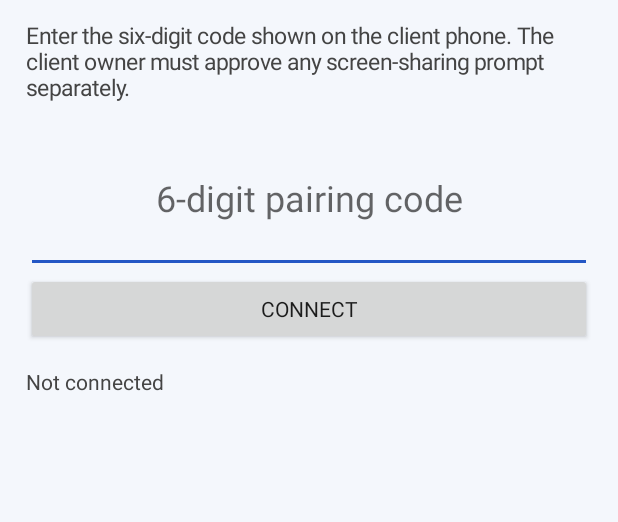
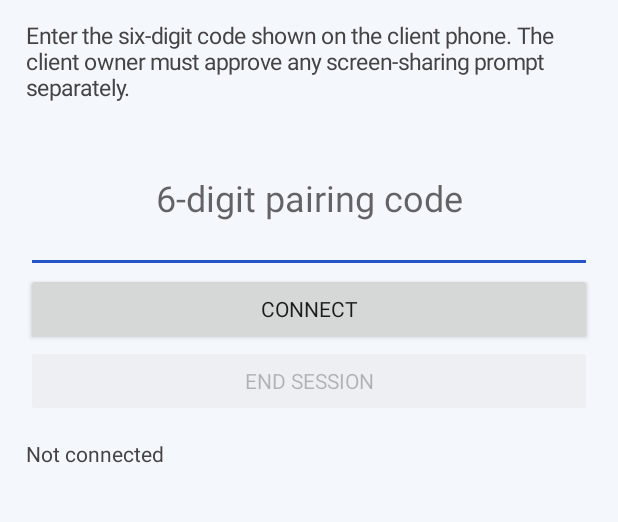
Before and after one commit to Sachinrajpooot/Reimbursement-Claim, an Android app: the PairingActivity screen opened directly, with no data from a screen before it, on a phone screen of 412 x 824 dp, the part 87-609 px from its top. Run offline under Robolectric (Android 15) with nearby library versions, the phone set to English and light mode, and no system bars.

Commit message:
Add admin end-session control

```diff
--- a/admin/src/main/java/com/reimbursement/admin/PairingActivity.java
+++ b/admin/src/main/java/com/reimbursement/admin/PairingActivity.java
@@ -13,6 +13,7 @@ public class PairingActivity extends Activity {
     private WebSocket socket;
     private TextView status;
     private EditText code;
+    private Button disconnect;
 
     @Override public void onCreate(Bundle b) {
         super.onCreate(b);
@@ -21,8 +22,10 @@ public class PairingActivity extends Activity {
         TextView info=new TextView(this);info.setText("Enter the six-digit code shown on the client phone. The client owner must approve any screen-sharing prompt separately.");info.setTextSize(15);info.setTextColor(Color.DKGRAY);info.setPadding(0,20,0,20);root.addView(info);
         code=new EditText(this);code.setHint("6-digit pairing code");code.setInputType(2);code.setGravity(Gravity.CENTER);code.setTextSize(24);root.addView(code,new LinearLayout.LayoutParams(-1,150));
         Button connect=new Button(this);connect.setText("CONNECT");root.addView(connect);
+        disconnect=new Button(this);disconnect.setText("END SESSION");disconnect.setEnabled(false);root.addView(disconnect);
         status=new TextView(this);status.setText("Not connected");status.setTextColor(Color.DKGRAY);status.setPadding(0,22,0,0);root.addView(status);
         connect.setOnClickListener(v->join());
+        disconnect.setOnClickListener(v->{ if(socket!=null){socket.send("{\"type\":\"end-session\"}");socket.close(1000,"Ended by admin");} status.setText("Session ended by admin.");disconnect.setEnabled(false); });
         setContentView(root);
     }
     private void join(){
@@ -33,12 +36,12 @@ public class PairingActivity extends Activity {
         socket=http.newWebSocket(req,new WebSocketListener(){
             @Override public void onOpen(WebSocket ws,Response response){socket=ws;ws.send("{\"type\":\"join-session\",\"code\":\""+pin+"\"}");}
             @Override public void onMessage(WebSocket ws,String text){runOnUiThread(()->{
-                if(text.contains("\"paired\""))status.setText("Paired successfully. Live screen viewing is not implemented yet.");
+                if(text.contains("\"paired\"")){status.setText("Paired successfully. Live screen viewing is not implemented yet.");disconnect.setEnabled(true);}
                 else if(text.contains("\"error\""))status.setText("Server: "+text);
                 else if(text.contains("\"session-ended\""))status.setText("Client ended the session.");
             });}
             @Override public void onFailure(WebSocket ws,Throwable t,Response r){runOnUiThread(()->status.setText("Connection failed: "+t.getMessage()));}
-            @Override public void onClosed(WebSocket ws,int c,String reason){runOnUiThread(()->status.setText("Disconnected."));}
+            @Override public void onClosed(WebSocket ws,int c,String reason){runOnUiThread(()->{status.setText("Disconnected.");disconnect.setEnabled(false);});}
         });
     }
     @Override protected void onDestroy(){if(socket!=null)socket.close(1000,"Admin closed");if(http!=null)http.dispatcher().executorService().shutdown();super.onDestroy();}
```
